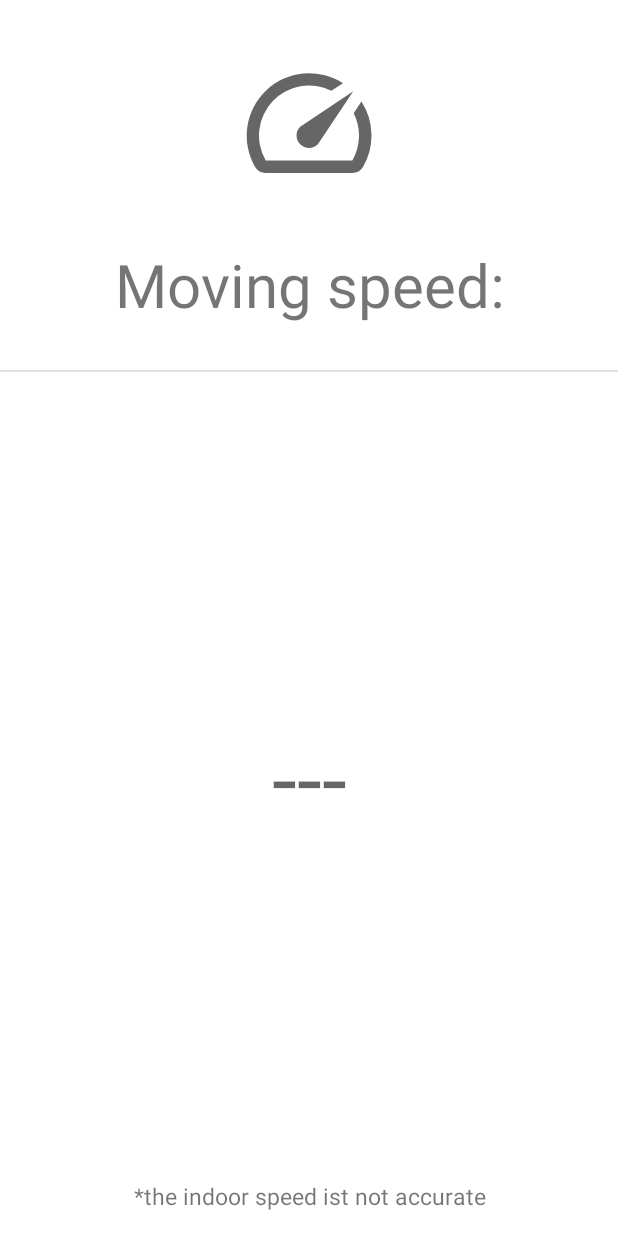
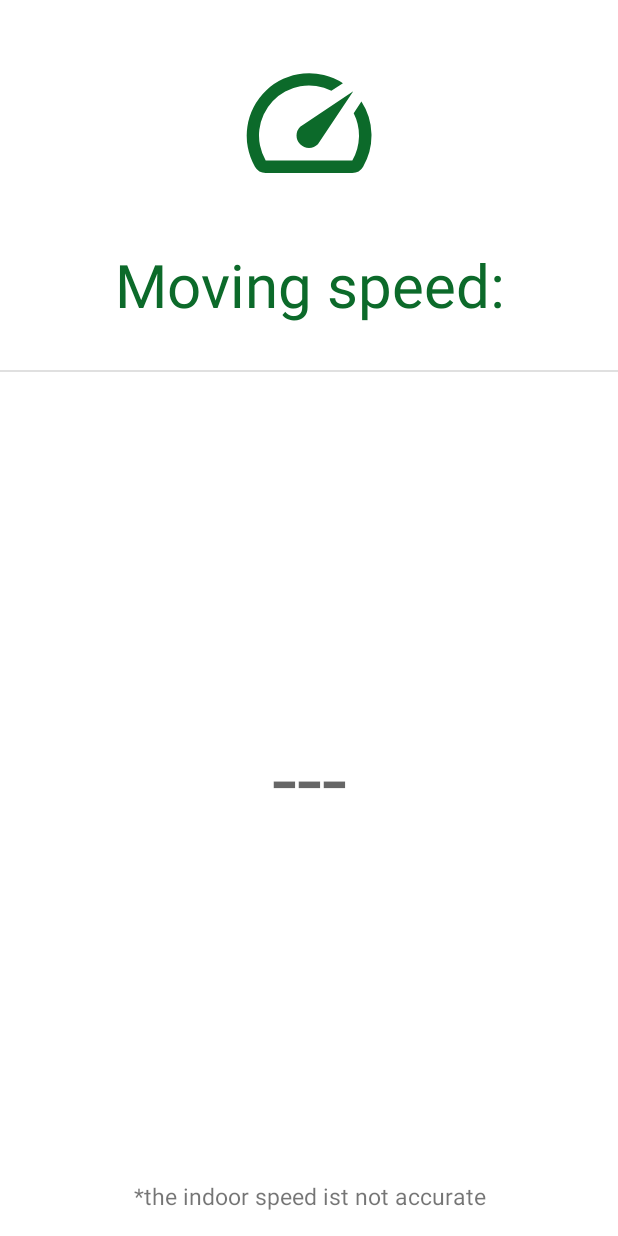
Before and after one commit to sw21-tug/Team_28, an Android app: the SpeedActivity screen opened directly, with no data from a screen before it, on a phone screen of 412 x 824 dp. Run offline under Robolectric (Android 15) with nearby library versions, the phone set to English and light mode, and no system bars; 2 statements that could not run were skipped.

Commit message:
HIKER-7 change color of icon and text [WM,ST]

```diff
--- a/app/src/main/res/layout/activity_speed.xml
+++ b/app/src/main/res/layout/activity_speed.xml
@@ -16,7 +16,8 @@
         android:src="@drawable/ic_speed_of_moving"
         app:layout_constraintEnd_toEndOf="parent"
         app:layout_constraintStart_toStartOf="parent"
-        app:layout_constraintTop_toTopOf="parent" />
+        app:layout_constraintTop_toTopOf="parent"
+        android:tint="@color/primary"/>
 
     <TextView
         android:layout_width="match_parent"
@@ -27,7 +28,8 @@
         app:layout_constraintBottom_toTopOf="@id/divider"
         app:layout_constraintEnd_toEndOf="parent"
         app:layout_constraintStart_toStartOf="parent"
-        app:layout_constraintTop_toBottomOf="@+id/imageView" />
+        app:layout_constraintTop_toBottomOf="@+id/imageView"
+        android:textColor="@color/primary"/>
 
     <View
         android:id="@+id/divider"
```
